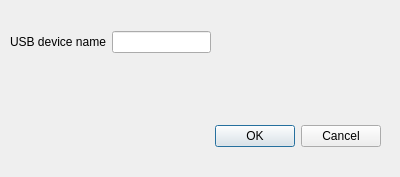
Above: qt/settings_programmer_dialog.ui from bbogush/nand_programmer before the change. Below: the same form after it.
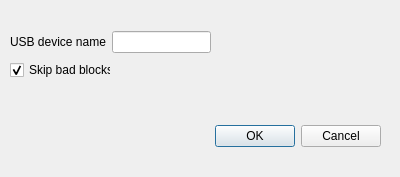
That is the form after the change.

Commit message: Added UI configuration for skipping bad blocks

Patch:
```diff
--- a/qt/settings_programmer_dialog.ui
+++ b/qt/settings_programmer_dialog.ui
@@ -29,7 +29,7 @@
     <set>QDialogButtonBox::Cancel|QDialogButtonBox::Ok</set>
    </property>
   </widget>
-  <widget class="QWidget" name="">
+  <widget class="QWidget" name="layoutWidget">
    <property name="geometry">
     <rect>
      <x>10</x>
@@ -51,6 +51,23 @@
     </item>
    </layout>
   </widget>
+  <widget class="QCheckBox" name="skipBBCheckBox">
+   <property name="geometry">
+    <rect>
+     <x>10</x>
+     <y>60</y>
+     <width>101</width>
+     <height>20</height>
+    </rect>
+   </property>
+   <property name="text">
+    <string>Skip bad blocks</string>
+   </property>
+   <property name="checked">
+    <bool>true</bool>
+   </property>
+  </widget>
+  <zorder>layoutWidget</zorder>
   <zorder>buttonBox</zorder>
   <zorder>usbDevNameLabel</zorder>
   <zorder>usbDevNameLineEdit</zorder>
```
Left out of the diff: 4 changed lines with no effect on the pictures. The commit also changes 7 other files.
